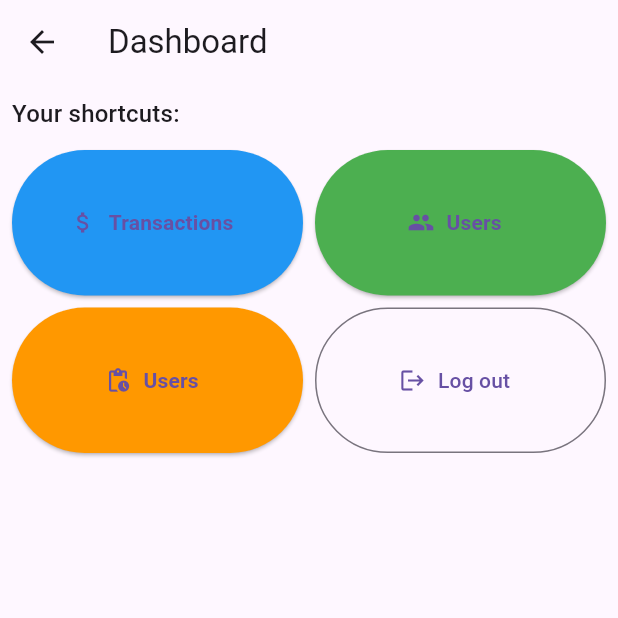
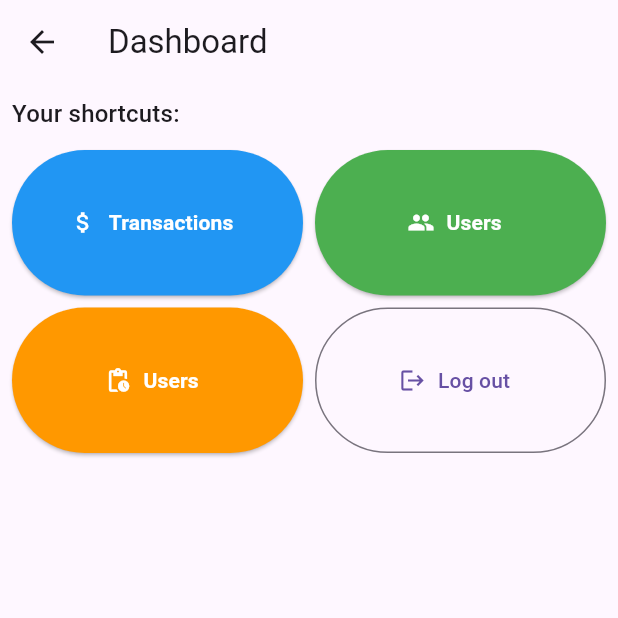
Before and after one commit to mitryp/anthill, a Flutter app: the DashboardPage screen opened directly, on a phone screen of 412 x 824 dp, the top half of it. Run offline on Flutter 3.47's test engine with Material 3 defaults, Android fonts, the phone set to English and light mode, and no system bars; our stand-ins replace community_charts_flutter, dio, flutter_riverpod, form_validator, freezed_annotation, go_router and 2 more; missing offline and left inert: flutter_nestjs_paginate, universal_html; generated files the repository leaves out were written again; network calls fail.

Commit message:
Added dashboard shortcuts `foregroundColor`
to match the new Material3 default values

```diff
--- a/anthill_front/lib/src/shared/presentation/pages/dashboard_page.dart
+++ b/anthill_front/lib/src/shared/presentation/pages/dashboard_page.dart
@@ -87,6 +87,7 @@ class DashboardPage extends StatelessWidget {
                           style: const TextStyle(fontWeight: FontWeight.bold),
                         ),
                         style: ButtonStyle(
+                          foregroundColor: const MaterialStatePropertyAll(Colors.white),
                           backgroundColor: MaterialStatePropertyAll(_colors[i % _colors.length]),
                         ),
                       );
```
